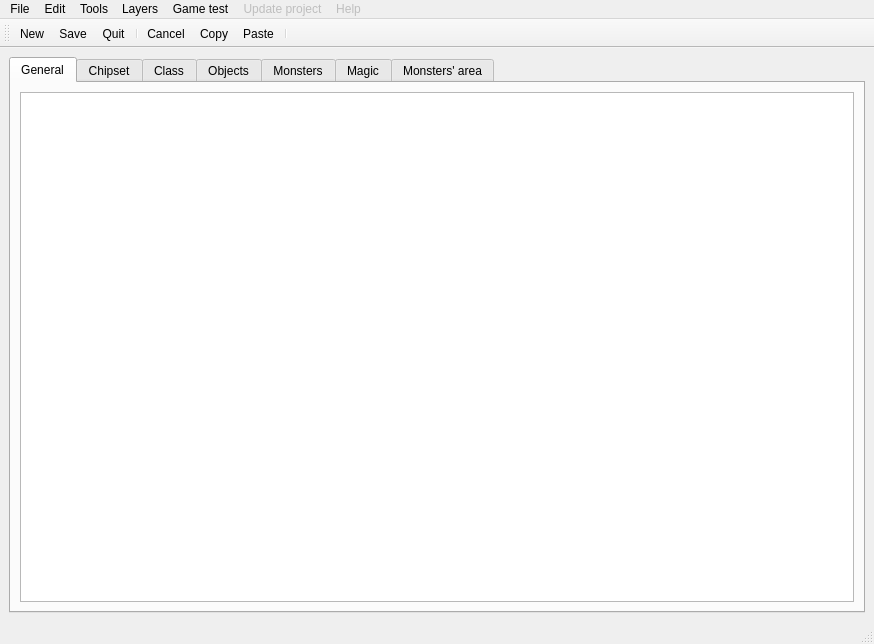
Before: the Qt Designer form mainwindow.ui in dummymeuporg/dummyeditor, drawn with Qt 5.
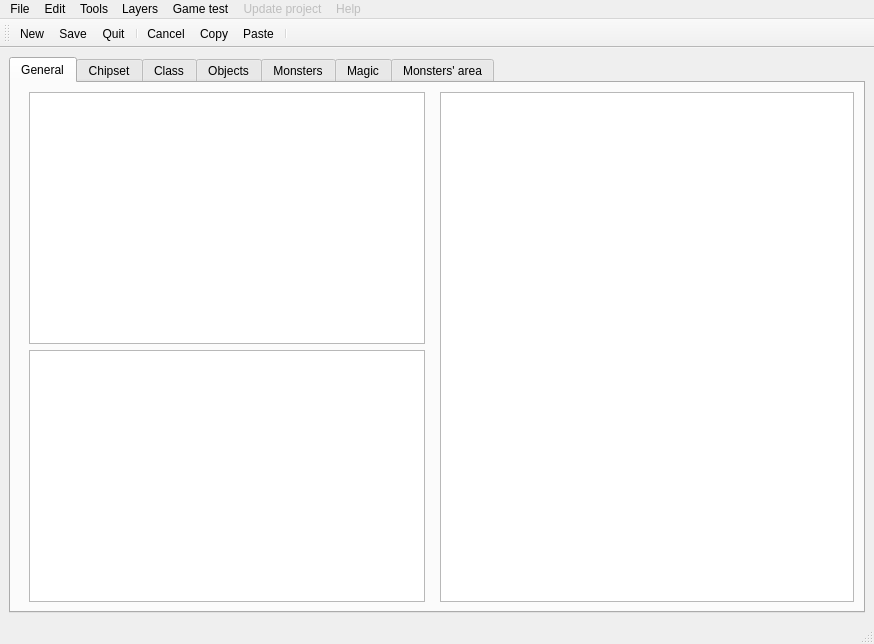
After: the same form once the commit is applied. Icons and pictures are not drawn.

Commit message: Test widget layout

Patch:
```diff
--- a/mainwindow.ui
+++ b/mainwindow.ui
@@ -29,7 +29,38 @@
        </attribute>
        <layout class="QHBoxLayout" name="horizontalLayout_2">
         <item>
-         <widget class="QTreeView" name="treeViewMaps"/>
+         <layout class="QHBoxLayout" name="horizontalLayoutMapEdition">
+          <item>
+           <widget class="QWidget" name="widgetMapLeftEdition" native="true">
+            <property name="minimumSize">
+             <size>
+              <width>100</width>
+              <height>0</height>
+             </size>
+            </property>
+            <property name="layoutDirection">
+             <enum>Qt::LeftToRight</enum>
+            </property>
+            <layout class="QVBoxLayout" name="verticalLayout_8">
+             <property name="topMargin">
+              <number>0</number>
+             </property>
+             <property name="bottomMargin">
+              <number>0</number>
+             </property>
+             <item>
+              <widget class="QGraphicsView" name="graphicsViewChipset"/>
+             </item>
+             <item>
+              <widget class="QTreeView" name="treeViewMaps"/>
+             </item>
+            </layout>
+           </widget>
+          </item>
+          <item>
+           <widget class="QGraphicsView" name="graphicsViewMap"/>
+          </item>
+         </layout>
         </item>
        </layout>
       </widget>
```
The commit also changes 2 other files.
